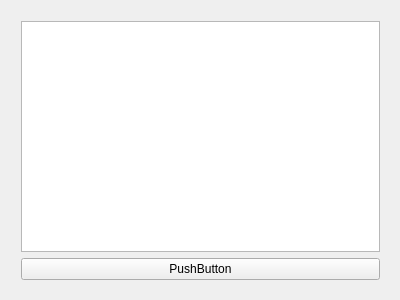
The window that simulatorwindow.ui (omicronns/qt-matrix-led-animations-editor) describes before a commit, drawn with Qt 5.
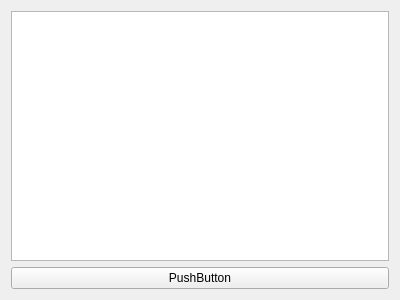
The same window after the commit. Custom widgets are drawn as their Qt base class.

Diff of the .ui file:
```diff
--- a/simulatorwindow.ui
+++ b/simulatorwindow.ui
@@ -10,19 +10,21 @@
     <height>300</height>
    </rect>
   </property>
+  <property name="sizePolicy">
+   <sizepolicy hsizetype="Preferred" vsizetype="Preferred">
+    <horstretch>0</horstretch>
+    <verstretch>0</verstretch>
+   </sizepolicy>
+  </property>
   <property name="windowTitle">
    <string>SimulatorWindow</string>
   </property>
-  <widget class="QWidget" name="verticalLayoutWidget">
-   <property name="geometry">
-    <rect>
-     <x>10</x>
-     <y>10</y>
-     <width>381</width>
-     <height>281</height>
-    </rect>
-   </property>
+  <layout class="QVBoxLayout" name="verticalLayout_2">
+   <item>
    <layout class="QVBoxLayout" name="verticalLayout">
+     <property name="sizeConstraint">
+      <enum>QLayout::SetDefaultConstraint</enum>
+     </property>
     <item>
      <layout class="QGridLayout" name="gridLayout">
       <item row="1" column="0">
@@ -33,12 +35,32 @@
        </widget>
       </item>
       <item row="0" column="0">
-       <widget class="LedMatrix" name="ledDisplay"/>
-      </item>
-     </layout>
-    </item>
-   </layout>
-  </widget>
+        <widget class="LedMatrix" name="ledDisplay">
+         <property name="enabled">
+          <bool>true</bool>
+         </property>
+         <property name="selectionMode">
+          <enum>QAbstractItemView::NoSelection</enum>
+         </property>
+         <property name="wordWrap">
+          <bool>false</bool>
+         </property>
+         <property name="cornerButtonEnabled">
+          <bool>false</bool>
+         </property>
+         <attribute name="horizontalHeaderVisible">
+          <bool>false</bool>
+         </attribute>
+         <attribute name="verticalHeaderVisible">
+          <bool>false</bool>
+         </attribute>
+        </widget>
+       </item>
+      </layout>
+     </item>
+    </layout>
+   </item>
+  </layout>
  </widget>
  <layoutdefault spacing="6" margin="11"/>
  <customwidgets>
```
Lines whose indentation alone changed are shown as unchanged.
